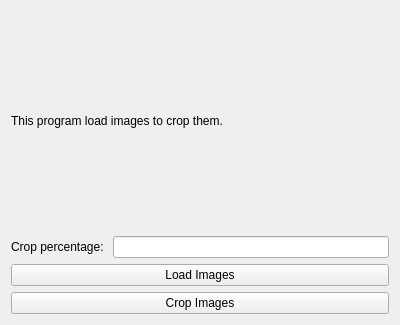
Thomio-Watanabe/crop_image_gui, file widget.ui: the form before one commit.
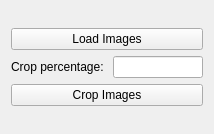
The form after the commit.

Commit message: Changes GUI. Makes it smaller

The edit to the form file:
```diff
--- a/widget.ui
+++ b/widget.ui
@@ -6,8 +6,8 @@
    <rect>
     <x>0</x>
     <y>0</y>
-    <width>400</width>
-    <height>325</height>
+    <width>214</width>
+    <height>134</height>
    </rect>
   </property>
   <property name="windowTitle">
@@ -17,9 +17,9 @@
    <item row="0" column="0">
     <layout class="QVBoxLayout" name="verticalLayout">
      <item>
-      <widget class="QLabel" name="label">
+      <widget class="QPushButton" name="openImages">
        <property name="text">
-        <string>This program load images to crop them.</string>
+        <string>Load Images</string>
        </property>
       </widget>
      </item>
@@ -37,13 +37,6 @@
        </item>
       </layout>
      </item>
-     <item>
-      <widget class="QPushButton" name="openImages">
-       <property name="text">
-        <string>Load Images</string>
-       </property>
-      </widget>
-     </item>
      <item>
       <widget class="QPushButton" name="cropImages">
        <property name="enabled">
```
